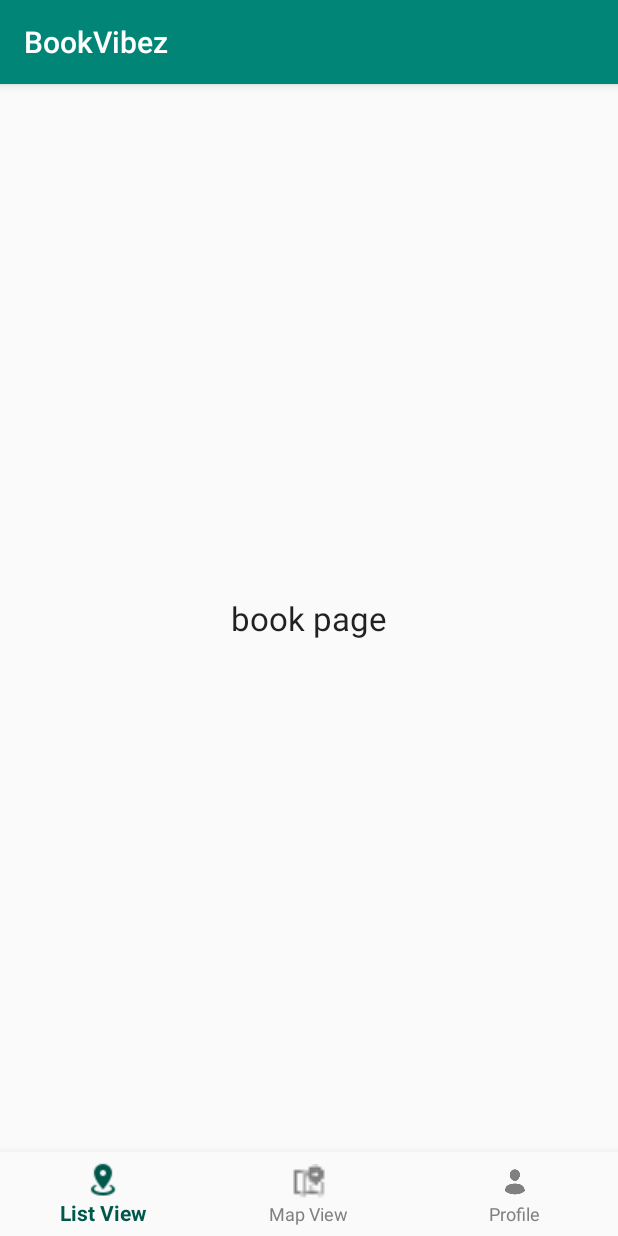
After one commit to maayanmag/BookVibez, an Android app: the fragment BookPageFragment placed in its activity, on a phone screen of 412 x 824 dp. The commit adds this screen. Run offline under Robolectric (Android 15) with nearby library versions, the phone set to English and light mode, and no system bars.

Commit message:
the list view is working with transition to book page

```diff
--- a/app/src/main/AndroidManifest.xml
+++ b/app/src/main/AndroidManifest.xml
@@ -2,7 +2,8 @@
 <manifest xmlns:android="http://schemas.android.com/apk/res/android"
     package="com.example.bookvibez">
 
-    <uses-feature android:name="android.hardware.location.gps" /> <!-- App's permission requests -->
+    <!-- App's permission requests -->
+    <uses-feature android:name="android.hardware.location.gps" />
     <uses-permission android:name="android.permission.ACCESS_FINE_LOCATION" />
     <uses-permission android:name="android.permission.ACCESS_COARSE_LOCATION" />
     <uses-permission android:name="android.permission.INTERNET" />
@@ -20,7 +21,6 @@
             android:label="@string/app_name">
             <intent-filter>
                 <action android:name="android.intent.action.MAIN" />
-
                 <category android:name="android.intent.category.LAUNCHER" />
             </intent-filter>
         </activity>
--- /dev/null
+++ b/app/src/main/java/com/example/bookvibez/BookPageFragment.java
@@ -0,0 +1,20 @@
+package com.example.bookvibez;
+
+import android.os.Bundle;
+import android.support.annotation.Nullable;
+import android.support.v4.app.Fragment;
+import android.view.LayoutInflater;
+import android.view.View;
+import android.view.ViewGroup;
+
+public class BookPageFragment extends Fragment {
+    @Nullable
+    @Override
+    public View onCreateView(LayoutInflater inflater, @Nullable ViewGroup container, @Nullable Bundle savedInstanceState) {
+
+        View view = inflater.inflate(R.layout.fragment_book_page, null);
+
+
+        return view;
+    }
+}
--- a/app/src/main/java/com/example/bookvibez/MainActivity.java
+++ b/app/src/main/java/com/example/bookvibez/MainActivity.java
@@ -47,7 +47,7 @@ public class MainActivity extends AppCompatActivity {
     };
 
 
-    /*
+    /**
      * this method is switching fragments.
      * @param fragment - a Fragment typed object
      * @return true if switched successfully.
--- a/app/src/main/res/layout/book_page.xml
+++ /dev/null
@@ -1,6 +0,0 @@
-<?xml version="1.0" encoding="utf-8"?>
-<android.support.constraint.ConstraintLayout
-    xmlns:android="http://schemas.android.com/apk/res/android" android:layout_width="match_parent"
-    android:layout_height="match_parent">
-
-</android.support.constraint.ConstraintLayout>
--- /dev/null
+++ b/app/src/main/res/layout/fragment_book_page.xml
@@ -0,0 +1,16 @@
+<?xml version="1.0" encoding="utf-8"?>
+<RelativeLayout
+    xmlns:android="http://schemas.android.com/apk/res/android"
+    android:layout_width="match_parent"
+    android:layout_height="match_parent">
+
+    <TextView
+        android:layout_width="wrap_content"
+        android:layout_height="wrap_content"
+        android:text="book page"
+        android:layout_centerHorizontal="true"
+        android:layout_centerVertical="true"
+        android:textAppearance="@style/Base.TextAppearance.AppCompat.Large" />
+
+
+</RelativeLayout>
--- a/app/src/main/res/layout/fragment_list_layout.xml
+++ b/app/src/main/res/layout/fragment_list_layout.xml
@@ -9,8 +9,7 @@
         android:layout_width="match_parent"
         android:layout_height="match_parent">
 
-        <android.support.v7.widget.RecyclerView
-            xmlns:tools="http://schemas.android.com/tools"
+        <android.support.v7.widget.RecyclerView xmlns:tools="http://schemas.android.com/tools"
             android:id="@+id/list"
             android:layout_width="match_parent"
             android:layout_height="match_parent"
```
Also changed, not shown: app/src/main/java/com/example/bookvibez/BookItem.java (+8 -9 lines), app/src/main/java/com/example/bookvibez/BooksAdapter.java (deleted, +0 -69 lines), app/src/main/java/com/example/bookvibez/BooksRecyclerAdapter.java (added, +69 -0 lines), app/src/main/java/com/example/bookvibez/ListOfBooks.java (+57 -16 lines).
